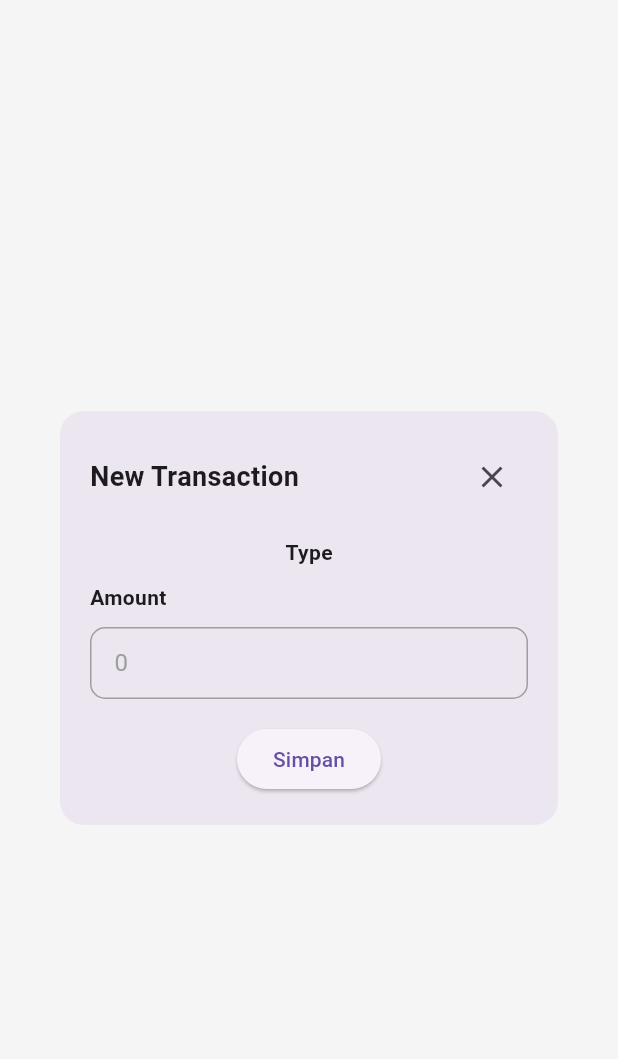
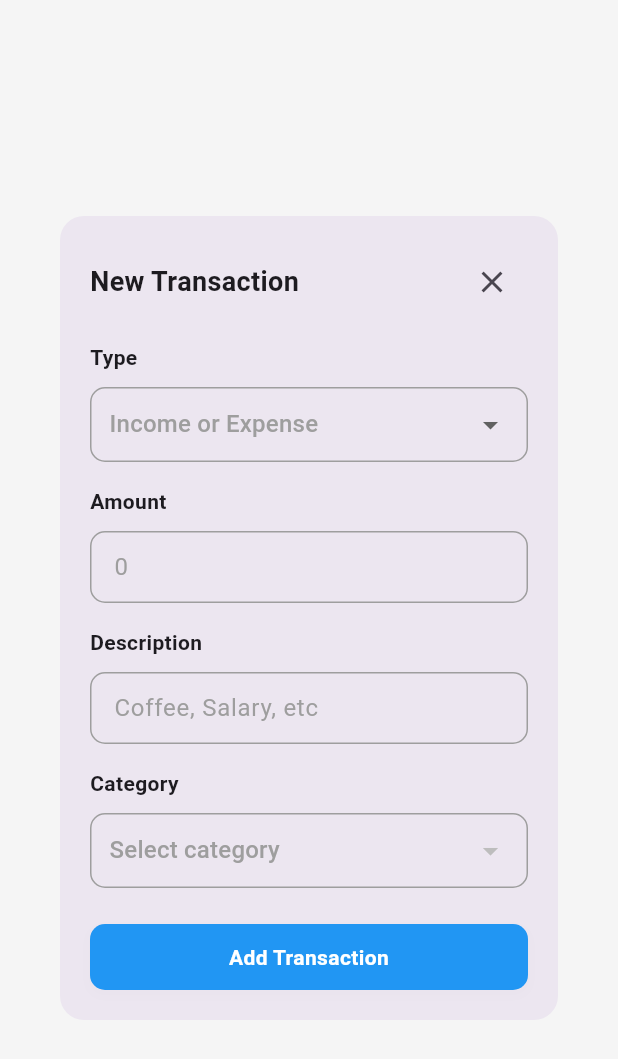
Before and after one commit to Boyzest-Saragih/financialManager, a Flutter app: the AddDialog widget shown alone on an empty page, opened directly, on a phone screen of 412 x 824 dp. Shown: the top 1059 px of the screen. Run offline on Flutter 3.47's test engine with Material 3 defaults, Android fonts, the phone set to English and light mode, and no system bars; our stand-ins replace cloud_firestore, firebase_auth, firebase_core, fl_chart, lucide_icons_flutter; accounts and stored records are empty.

Commit message:
make add transaction screen and custom dropdown

```diff
--- a/lib/screens/cashflow/add_dialog.dart
+++ b/lib/screens/cashflow/add_dialog.dart
@@ -1,4 +1,6 @@
 import 'package:financemanager/models/monthly_expense_model.dart';
+import 'package:financemanager/widgets/custom/custom_card_container.dart';
+import 'package:financemanager/widgets/custom/custom_dropdown_field.dart';
 import 'package:financemanager/widgets/custom/custom_textField.dart';
 import 'package:flutter/material.dart';
 import 'package:provider/provider.dart';
@@ -13,72 +15,132 @@ class AddDialog extends StatefulWidget {
 class _AddDialogState extends State<AddDialog> {
   late List<MonthlyExpenseItem> datas;
 
-  TextEditingController _amountCtr = TextEditingController();
-  TextEditingController _descCtr = TextEditingController();
-
-  final List<String> _typeItems = ["Income", "Expense"];
-  List<String>? _CategoryItems;
+  final TextEditingController _amountCtr = TextEditingController();
+  final TextEditingController _descCtr = TextEditingController();
 
   int? amount;
   String? desc;
 
+  final List<String> _typeItems = ["Income", "Expense"];
+  List<String>? _CategoryItems;
+  String? _selectedType;
+  String? _selectedCategory;
+
   @override
   void initState() {
-    datas = context.watch<List<MonthlyExpenseItem>>();
-    setState(() {
-      _CategoryItems =
-          datas.map((e) {
-            return e.title;
-          }).toList();
-    });
     super.initState();
+    final datas = context.read<List<MonthlyExpenseItem>>();
+    _CategoryItems = datas.map((e) => e.title).toList();
   }
 
   @override
   Widget build(BuildContext context) {
+    if (_CategoryItems == null) {
+      return const Center(child: CircularProgressIndicator());
+    }
+
     return Dialog(
       shape: RoundedRectangleBorder(borderRadius: BorderRadius.circular(16)),
       child: Padding(
         padding: const EdgeInsets.all(20),
+        child: SingleChildScrollView(
           child: Column(
             mainAxisSize: MainAxisSize.min,
             children: [
+              // Header
               Row(
                 mainAxisAlignment: MainAxisAlignment.spaceBetween,
                 children: [
-                Text(
+                  const Text(
                     "New Transaction",
                     style: TextStyle(fontSize: 18, fontWeight: FontWeight.bold),
                   ),
                   IconButton(
-                  onPressed: () {
-                    Navigator.of(context).pop();
-                  },
-                  icon: Icon(Icons.close),
+                    onPressed: () => Navigator.of(context).pop(),
+                    icon: const Icon(Icons.close),
                   ),
                 ],
               ),
-            SizedBox(height: 16),
+              const SizedBox(height: 16),
 
-            Text(
-              "Type",
-              style: const TextStyle(fontSize: 14, fontWeight: FontWeight.bold),
+              // 🔽 Type Dropdown
+              CustomDropdownField(
+                judul: "Type",
+                hint: "Income or Expense",
+                value: _selectedType,
+                items: _typeItems,
+                onChanged: (value) {
+                  setState(() => _selectedType = value);
+                },
               ),
-            const SizedBox(height: 10),
 
+              const SizedBox(height: 16),
+
+              // 💰 Amount Field
               CustomTextField(
                 controller: _amountCtr,
                 judul: "Amount",
                 hint: "0",
                 isNumber: true,
                 borderColor: Colors.grey,
+                onChangedField: (value) {
+                  setState(() {
+                    amount = int.tryParse(value) ?? 0;
+                  });
+                },
               ),
-            SizedBox(height: 16),
-            ElevatedButton(
-              onPressed: () => Navigator.pop(context),
-              child: Text("Simpan"),
+
+              const SizedBox(height: 16),
+
+              // 📝 Description Field
+              CustomTextField(
+                controller: _descCtr,
+                judul: "Description",
+                hint: "Coffee, Salary, etc",
+                borderColor: Colors.grey,
+                onChangedField: (value) {
+                  setState(() {
+                    desc = value;
+                  });
+                },
+              ),
+
+              const SizedBox(height: 16),
+
+              // 🏷 Category Dropdown
+              CustomDropdownField(
+                judul: "Category",
+                hint: "Select category",
+                value: _selectedCategory,
+                items: _CategoryItems!,
+                onChanged: (value) {
+                  setState(() => _selectedCategory = value);
+                },
+              ),
+
+              const SizedBox(height: 24),
+
+              // 💾 Button
+              CustomCardContainer(
+                onTapCard: () {
+                  print("Add transaction");
+                  Navigator.pop(context);
+                },
+                isShadow: false,
+                cardColor: Colors.blue,
+                widthContainer: double.infinity,
+                borderRadius: 10,
+                childContainer: const Text(
+                  "Add Transaction",
+                  style: TextStyle(
+                    color: Colors.white,
+                    fontWeight: FontWeight.bold,
+                  ),
+                  textAlign: TextAlign.center,
+                ),
               ),
             ],
+          ),
         ),
       ),
     );
--- a/lib/screens/cashflow/categories.dart
+++ b/lib/screens/cashflow/categories.dart
@@ -34,7 +34,6 @@ class Categories extends StatelessWidget {
   @override
   Widget build(BuildContext context) {
     final datas = context.watch<List<MonthlyExpenseItem>>();
-    print(datas);
     return Scaffold(
       body: ListView.separated(
         itemCount: datas.length,
--- a/lib/screens/home/home_screen.dart
+++ b/lib/screens/home/home_screen.dart
@@ -1,4 +1,3 @@
-// import 'package:financemanager/services/auth_services.dart';
 import 'package:financemanager/models/financial_summary_model.dart';
 import 'package:financemanager/utils/idr_currency.dart';
 import 'package:financemanager/widgets/custom/custom_card_container.dart';
@@ -15,7 +14,6 @@ class HomeScreen extends StatefulWidget {
 }
 
 class _HomeScreenState extends State<HomeScreen> {
-
   String formatDate(DateTime date) {
     final DateFormat formatter = DateFormat('EEEE, MMMM d');
     return formatter.format(date);
@@ -23,8 +21,14 @@ class _HomeScreenState extends State<HomeScreen> {
 
   @override
   Widget build(BuildContext context) {
-    final balance = context.watch<List<FinancialSummary>>()[0].balance;
-    final monthlyIncome = context.watch<List<FinancialSummary>>()[0].monthlyIncome;
+    final financialSummaries = context.watch<List<FinancialSummary>?>();
+
+    if (financialSummaries == null || financialSummaries.isEmpty) {
+      return const Center(child: CircularProgressIndicator());
+    }
+
+    final balance = financialSummaries[0].balance;
+    final monthlyIncome = financialSummaries[0].monthlyIncome;
 
     return Scaffold(
       body: SingleChildScrollView(
@@ -49,7 +53,7 @@ class _HomeScreenState extends State<HomeScreen> {
                 ),
                 child: Column(
                   crossAxisAlignment: CrossAxisAlignment.start,
-                  children:[
+                  children: [
                     Text(
                       "Total Balance",
                       style: TextStyle(
@@ -581,7 +585,12 @@ class _HomeScreenState extends State<HomeScreen> {
                         isBorder: true,
                         isShadow: false,
                         borderColor: const Color.fromARGB(255, 213, 213, 213),
-                        cardColor: Color.fromARGB(255, 213, 213, 213).withOpacity(0.2),
+                        cardColor: Color.fromARGB(
+                          255,
+                          213,
+                          213,
+                          213,
+                        ).withOpacity(0.2),
                         childContainer: Column(
                           crossAxisAlignment: CrossAxisAlignment.start,
                           children: [
--- /dev/null
+++ b/lib/widgets/custom/custom_dropdown_field.dart
@@ -0,0 +1,58 @@
+import 'package:flutter/material.dart';
+
+class CustomDropdownField extends StatelessWidget {
+  final String? judul;
+  final String hint;
+  final String? value;
+  final List<String> items;
+  final ValueChanged<String?>? onChanged;
+  final Color? borderColor;
+  final bool isBorder;
+
+  const CustomDropdownField({
+    super.key,
+    this.judul,
+    required this.hint,
+    required this.items,
+    this.value,
+    this.onChanged,
+    this.borderColor,
+    this.isBorder = true,
+  });
+
+  @override
+  Widget build(BuildContext context) {
+    return Column(
+      crossAxisAlignment: CrossAxisAlignment.start,
+      children: [
+        if (judul != null && judul!.isNotEmpty) ...[
+          Text(
+            judul!,
+            style: const TextStyle(fontSize: 14, fontWeight: FontWeight.bold),
+          ),
+          const SizedBox(height: 10),
+        ],
+        Container(
+          padding: const EdgeInsets.symmetric(horizontal: 12),
+          decoration: BoxDecoration(
+            border:
+                isBorder ? Border.all(color: borderColor ?? Colors.grey) : null,
+            borderRadius: BorderRadius.circular(10),
+          ),
+          child: DropdownButtonHideUnderline(
+            child: DropdownButton<String>(
+              isExpanded: true,
+              value: value,
+              hint: Text(hint, style: const TextStyle(color: Colors.grey)),
+              items:
+                  items
+                      .map((e) => DropdownMenuItem(value: e, child: Text(e)))
+                      .toList(),
+              onChanged: onChanged,
+            ),
+          ),
+        ),
+      ],
+    );
+  }
+}
```
Also changed, not shown: 1 other file. Lines whose indentation alone changed are shown as unchanged.
